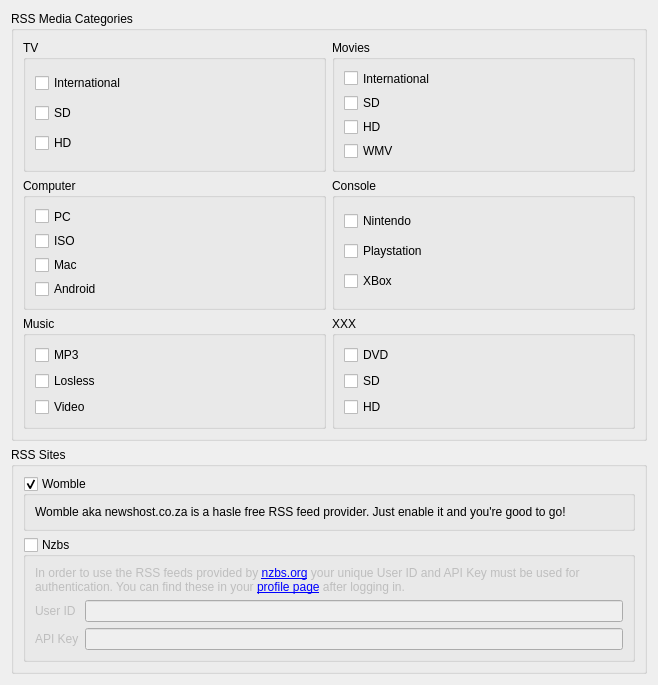
First picture: the form in app/gui/rss_settings.ui, repository ensisoft/newsflash-plus, before the edit.
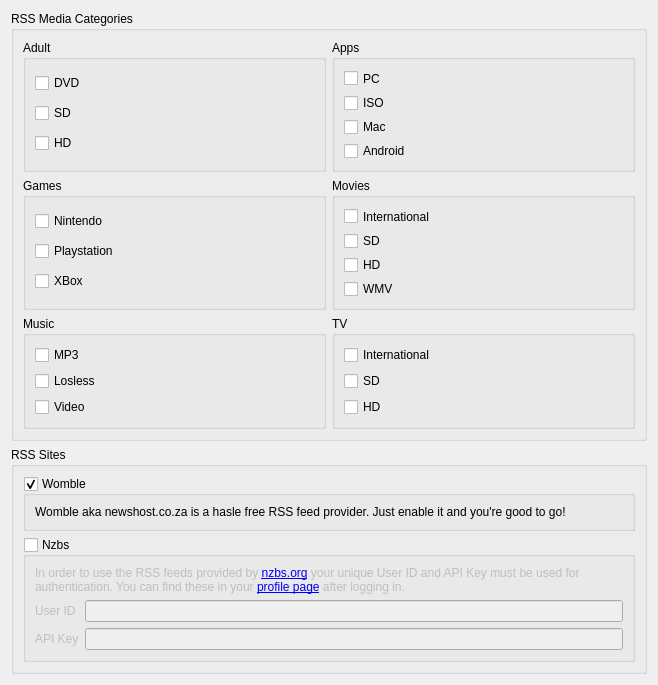
Second picture: the form after the edit.

What changed in the file:
```diff
--- a/app/gui/rss_settings.ui
+++ b/app/gui/rss_settings.ui
@@ -7,7 +7,7 @@
     <x>0</x>
     <y>0</y>
     <width>658</width>
-    <height>628</height>
+    <height>654</height>
    </rect>
   </property>
   <property name="windowTitle">
@@ -22,7 +22,37 @@
      <layout class="QGridLayout" name="gridLayout_11">
       <item row="1" column="0">
        <layout class="QGridLayout" name="gridLayout_12">
-        <item row="0" column="1">
+        <item row="3" column="1">
+         <widget class="QGroupBox" name="groupBox_13">
+          <property name="title">
+           <string>TV</string>
+          </property>
+          <layout class="QVBoxLayout" name="verticalLayout_15">
+           <item>
+            <widget class="QCheckBox" name="chkTvInt">
+             <property name="text">
+              <string>International</string>
+             </property>
+            </widget>
+           </item>
+           <item>
+            <widget class="QCheckBox" name="chkTvSD">
+             <property name="text">
+              <string>SD</string>
+             </property>
+            </widget>
+           </item>
+           <item>
+            <widget class="QCheckBox" name="chkTvHD">
+             <property name="text">
+              <string>HD</string>
+             </property>
+            </widget>
+           </item>
+          </layout>
+         </widget>
+        </item>
+        <item row="2" column="1">
          <widget class="QGroupBox" name="groupBox_12">
           <property name="title">
            <string>Movies</string>
@@ -59,74 +89,67 @@
           </layout>
          </widget>
         </item>
-        <item row="0" column="0">
-         <widget class="QGroupBox" name="groupBox_13">
-          <property name="title">
-           <string>TV</string>
-          </property>
-          <layout class="QVBoxLayout" name="verticalLayout_15">
-           <item>
-            <widget class="QCheckBox" name="chkTvInt">
-             <property name="text">
-              <string>International</string>
-             </property>
-            </widget>
-           </item>
-           <item>
-            <widget class="QCheckBox" name="chkTvSD">
-             <property name="text">
-              <string>SD</string>
-             </property>
-            </widget>
-           </item>
-           <item>
-            <widget class="QCheckBox" name="chkTvHD">
-             <property name="text">
-              <string>HD</string>
-             </property>
-            </widget>
-           </item>
-          </layout>
-         </widget>
-        </item>
-        <item row="1" column="0">
-         <widget class="QGroupBox" name="groupBox_14">
-          <property name="title">
-           <string>Computer</string>
-          </property>
-          <layout class="QVBoxLayout" name="verticalLayout_16">
-           <item>
-            <widget class="QCheckBox" name="chkComputerPC">
-             <property name="text">
-              <string>PC</string>
-             </property>
-            </widget>
-           </item>
-           <item>
-            <widget class="QCheckBox" name="chkComputerISO">
-             <property name="text">
-              <string>ISO</string>
-             </property>
-            </widget>
-           </item>
-           <item>
-            <widget class="QCheckBox" name="chkComputerMac">
-             <property name="text">
-              <string>Mac</string>
-             </property>
-            </widget>
-           </item>
-           <item>
-            <widget class="QCheckBox" name="chkComputerAndroid">
-             <property name="text">
-              <string>Android</string>
-             </property>
-            </widget>
-           </item>
-          </layout>
-         </widget>
-        </item>
         <item row="2" column="0">
+         <widget class="QGroupBox" name="groupBox_17">
+          <property name="title">
+           <string>Games</string>
+          </property>
+          <layout class="QVBoxLayout" name="verticalLayout_19">
+           <item>
+            <widget class="QCheckBox" name="chkConsoleNintendo">
+             <property name="text">
+              <string>Nintendo</string>
+             </property>
+            </widget>
+           </item>
+           <item>
+            <widget class="QCheckBox" name="chkConsolePlaystation">
+             <property name="text">
+              <string>Playstation</string>
+             </property>
+            </widget>
+           </item>
+           <item>
+            <widget class="QCheckBox" name="chkConsoleXbox">
+             <property name="text">
+              <string>XBox</string>
+             </property>
+            </widget>
+           </item>
+          </layout>
+         </widget>
+        </item>
+        <item row="1" column="0">
+         <widget class="QGroupBox" name="groupBox_16">
+          <property name="title">
+           <string>Adult</string>
+          </property>
+          <layout class="QVBoxLayout" name="verticalLayout_18">
+           <item>
+            <widget class="QCheckBox" name="chkXXXDVD">
+             <property name="text">
+              <string>DVD</string>
+             </property>
+            </widget>
+           </item>
+           <item>
+            <widget class="QCheckBox" name="chkXXXSD">
+             <property name="text">
+              <string>SD</string>
+             </property>
+            </widget>
+           </item>
+           <item>
+            <widget class="QCheckBox" name="chkXXXHD">
+             <property name="text">
+              <string>HD</string>
+             </property>
+            </widget>
+           </item>
+          </layout>
+         </widget>
+        </item>
+        <item row="3" column="0">
          <widget class="QGroupBox" name="groupBox_15">
           <property name="title">
            <string>Music</string>
@@ -156,60 +179,37 @@
           </layout>
          </widget>
         </item>
-        <item row="2" column="1">
-         <widget class="QGroupBox" name="groupBox_16">
-          <property name="title">
-           <string>XXX</string>
-          </property>
-          <layout class="QVBoxLayout" name="verticalLayout_18">
-           <item>
-            <widget class="QCheckBox" name="chkXXXDVD">
-             <property name="text">
-              <string>DVD</string>
-             </property>
-            </widget>
-           </item>
-           <item>
-            <widget class="QCheckBox" name="chkXXXSD">
-             <property name="text">
-              <string>SD</string>
-             </property>
-            </widget>
-           </item>
-           <item>
-            <widget class="QCheckBox" name="chkXXXHD">
-             <property name="text">
-              <string>HD</string>
-             </property>
-            </widget>
-           </item>
-          </layout>
-         </widget>
-        </item>
         <item row="1" column="1">
-         <widget class="QGroupBox" name="groupBox_17">
+         <widget class="QGroupBox" name="groupBox_14">
           <property name="title">
-           <string>Console</string>
+           <string>Apps</string>
           </property>
-          <layout class="QVBoxLayout" name="verticalLayout_19">
+          <layout class="QVBoxLayout" name="verticalLayout_21">
            <item>
-            <widget class="QCheckBox" name="chkConsoleNintendo">
+            <widget class="QCheckBox" name="chkComputerPC">
              <property name="text">
-              <string>Nintendo</string>
+              <string>PC</string>
              </property>
             </widget>
            </item>
            <item>
-            <widget class="QCheckBox" name="chkConsolePlaystation">
+            <widget class="QCheckBox" name="chkComputerISO">
              <property name="text">
-              <string>Playstation</string>
+              <string>ISO</string>
              </property>
             </widget>
            </item>
            <item>
-            <widget class="QCheckBox" name="chkConsoleXbox">
+            <widget class="QCheckBox" name="chkComputerMac">
              <property name="text">
-              <string>XBox</string>
+              <string>Mac</string>
+             </property>
+            </widget>
+           </item>
+           <item>
+            <widget class="QCheckBox" name="chkComputerAndroid">
+             <property name="text">
+              <string>Android</string>
              </property>
             </widget>
            </item>
```
Left out of the diff: 20 changed lines with no effect on the pictures.
